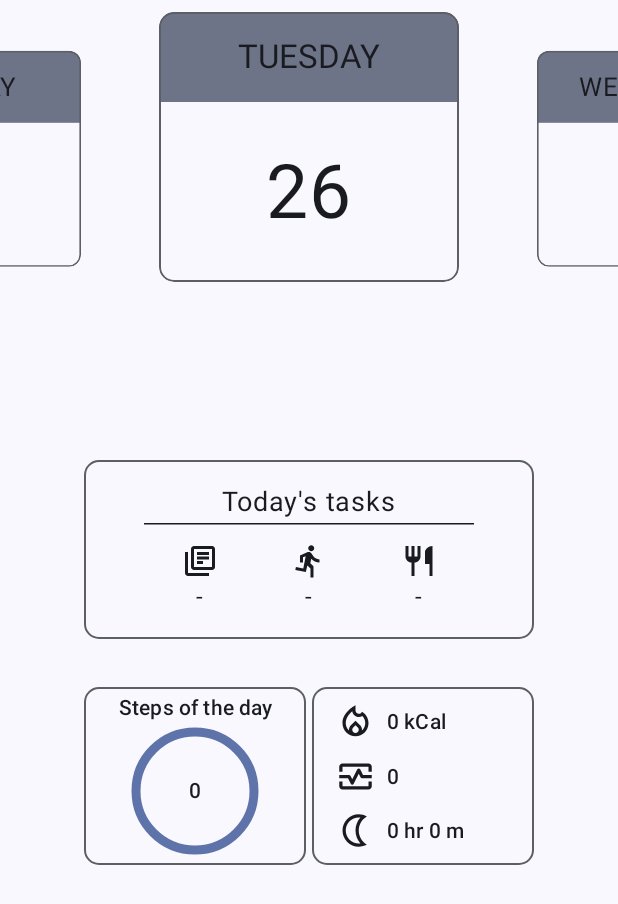
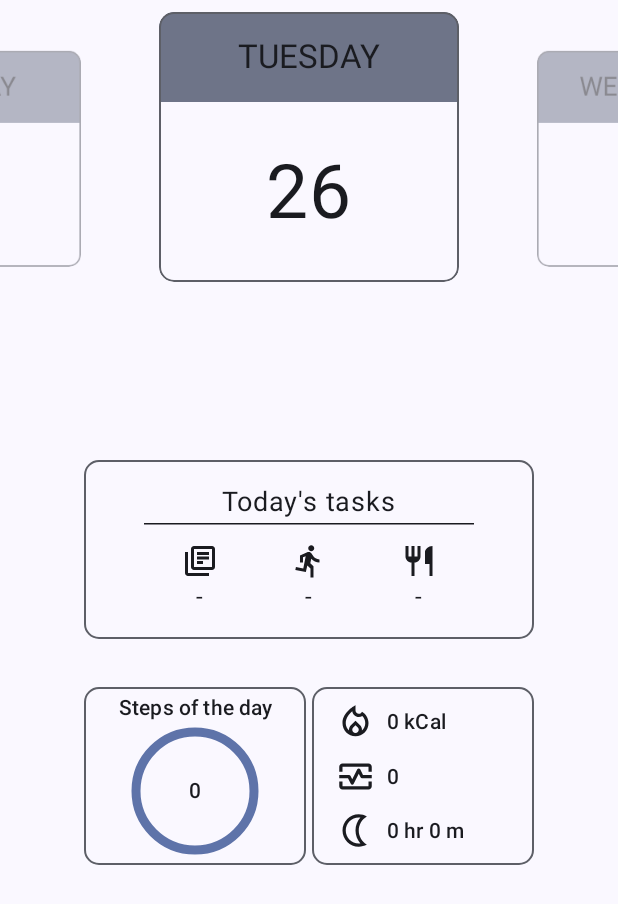
Before and after one commit to PVP-K410/Calendar, an Android app built with Jetpack Compose: the composable CalendarWeeklyScreen shown on its own in the app's theme, on a phone screen of 412 x 824 dp. Shown: the top 904 px of the screen. Run offline under Robolectric (Android 15) with nearby library versions, the phone set to English and light mode, and no system bars; our stand-ins replace Dagger/Hilt's generated code, Firebase (no records; nobody signed in at launch, a user with empty details on screens opened directly); libraries missing offline, so code that uses them is left out: androidx.health.connect; 8 statements that could not run were skipped.

Commit message:
CHORE Make neighbor day cards be "faded" (lessen alpha)

```diff
--- a/app/src/main/java/com/pvp/app/ui/screen/calendar/CalendarWeeklyScreen.kt
+++ b/app/src/main/java/com/pvp/app/ui/screen/calendar/CalendarWeeklyScreen.kt
@@ -665,6 +665,7 @@ fun DayCard(
         modifier = Modifier
             .fillMaxSize()
             .graphicsLayer(
+                alpha = if (pageIndex == page) 1f else 0.5f,
                 scaleX = scale,
                 scaleY = scale
             ),
```
